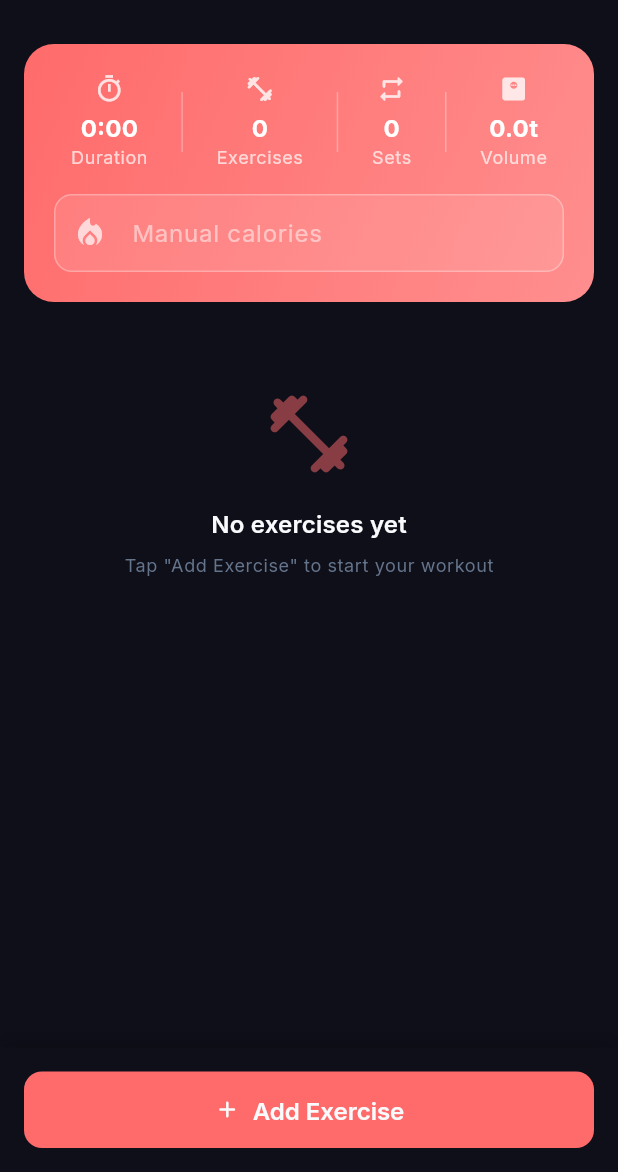
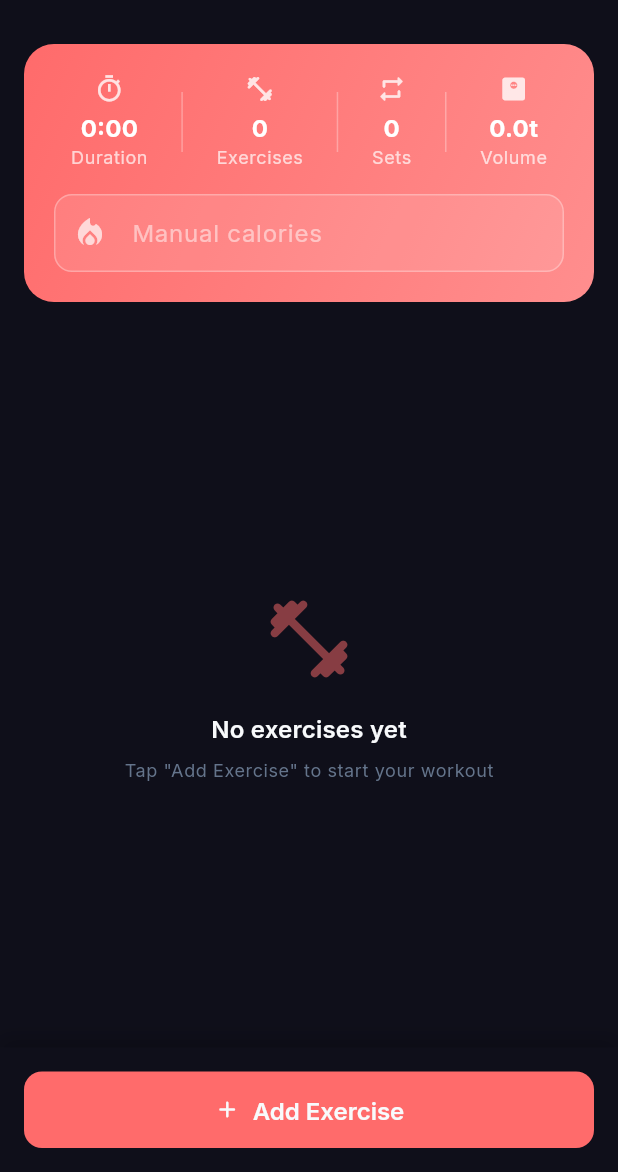
Before and after one commit to saumyamishra654/forge, a Flutter app: the WorkoutSessionScreen screen opened directly, on a phone screen of 412 x 824 dp, the part 64-1236 px from its top. Run offline on Flutter 3.47's test engine with Material 3 defaults, Android fonts, the phone set to English and light mode, and no system bars; drawn by our look-alikes of flutter_animate; our stand-ins replace drift, fl_chart, flutter_riverpod, google_fonts; missing offline and left inert: mobile_scanner; accounts and stored records are empty; generated files the repository leaves out were written again.

Commit message:
Fix 0 weight validation and ReorderableListView scroll conflict
- Allowed 0 weight for bodyweight exercises in SetLogger
- Refactored WorkoutSessionScreen to use ReorderableListView with 'header' instead of nested SingleChildScrollView
- Fixed 'red screen' error by ensuring proper scrolling structure and key management

```diff
--- a/lib/features/exercise/presentation/screens/workout_session_screen.dart
+++ b/lib/features/exercise/presentation/screens/workout_session_screen.dart
@@ -80,22 +80,27 @@ class _WorkoutSessionScreenState extends ConsumerState<WorkoutSessionScreen> {
         child: Column(
           children: [
             Expanded(
-              child: SingleChildScrollView(
-                child: Column(
-                  children: [
-                    // Workout Stats Header
-                    _buildStatsHeader(),
-
-                    // Exercise List
-                    if (_session.exercises.isEmpty)
-                      _buildEmptyState()
-                    else
-                      _buildExerciseList(),
-
-                    const SizedBox(height: 100), // Spacing for bottom button
-                  ],
-                ),
-              ),
+              child: _session.exercises.isEmpty
+                  ? Column(
+                      children: [
+                        _buildStatsHeader(),
+                        Expanded(child: _buildEmptyState()),
+                      ],
+                    )
+                  : ReorderableListView(
+                      header: _buildStatsHeader(),
+                      padding: const EdgeInsets.fromLTRB(16, 0, 16, 100),
+                      onReorder: (oldIndex, newIndex) {
+                        setState(() {
+                          if (newIndex > oldIndex) newIndex--;
+                          final item = _session.exercises.removeAt(oldIndex);
+                          _session.exercises.insert(newIndex, item);
+                        });
+                      },
+                      children: _session.exercises.asMap().entries.map((entry) {
+                        return _buildExerciseCard(entry.value, entry.key);
+                      }).toList(),
+                    ),
             ),
 
             // Add Exercise Button (Fixed at bottom)
@@ -274,26 +279,6 @@ class _WorkoutSessionScreenState extends ConsumerState<WorkoutSessionScreen> {
       ).animate().fadeIn(duration: 400.ms),
     );
   }
-
-  Widget _buildExerciseList() {
-    return ReorderableListView.builder(
-      physics: const NeverScrollableScrollPhysics(),
-      shrinkWrap: true,
-      padding: const EdgeInsets.all(16),
-      itemCount: _session.exercises.length,
-      onReorder: (oldIndex, newIndex) {
-        setState(() {
-          if (newIndex > oldIndex) newIndex--;
-          final item = _session.exercises.removeAt(oldIndex);
-          _session.exercises.insert(newIndex, item);
-        });
-      },
-      itemBuilder: (context, index) {
-        return _buildExerciseCard(_session.exercises[index], index);
-      },
-    );
-  }
-
   Widget _buildExerciseCard(SessionExercise exercise, int index) {
     return Card(
       key: ValueKey(exercise.id),
--- a/lib/features/exercise/presentation/widgets/set_logger.dart
+++ b/lib/features/exercise/presentation/widgets/set_logger.dart
@@ -62,7 +62,7 @@ class _SetLoggerState extends State<SetLogger> {
     final weight = double.tryParse(_weightController.text) ?? 0;
     final reps = int.tryParse(_repsController.text) ?? 0;
 
-    if (weight > 0 && reps > 0) {
+    if (weight >= 0 && reps > 0) {
       setState(() {
         _sets.add(SetData(reps: reps, weight: weight));
       });
```
